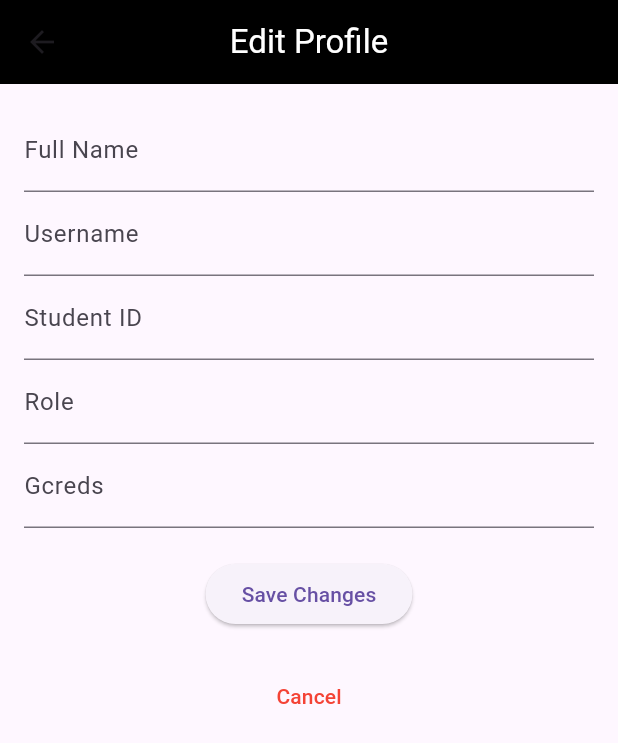
After one commit to retrograderz/rg_mana, a Flutter app: the screen it shows once a user with an empty profile is signed in, item 5 of the bottom bar chosen, after a tap on "Edit Profile", on a phone screen of 412 x 824 dp. The commit adds this screen. Shown: the top 743 px of the screen. Run offline on Flutter 3.47's test engine with Material 3 defaults, Android fonts, the light colour scheme and no system bars; our stand-ins replace cloud_firestore, firebase_auth, firebase_core, flutter_svg, google_nav_bar; accounts and stored records are empty; network calls fail.

Commit message:
add editing personal information

```diff
--- /dev/null
+++ b/lib/pages/edit_page.dart
@@ -0,0 +1,170 @@
+import 'package:cloud_firestore/cloud_firestore.dart';
+import 'package:firebase_auth/firebase_auth.dart';
+import 'package:flutter/material.dart';
+
+class EditPage extends StatefulWidget {
+  final Map<String, dynamic> userData; // Data passed from ProfilePage
+
+  const EditPage({super.key, required this.userData});
+
+  @override
+  State<EditPage> createState() => _EditPageState();
+}
+
+class _EditPageState extends State<EditPage> {
+  final _formKey = GlobalKey<FormState>();
+  late TextEditingController _fullnameController;
+  late TextEditingController _usernameController;
+  late TextEditingController _studentIDController;
+  late TextEditingController _roleController;
+  late TextEditingController _gcredsController;
+
+  @override
+  void initState() {
+    super.initState();
+    // Initialize controllers with current data
+    _fullnameController = TextEditingController(text: widget.userData['fullname']);
+    _usernameController = TextEditingController(text: widget.userData['username']);
+    _studentIDController = TextEditingController(text: widget.userData['studentID']);
+    _roleController = TextEditingController(text: widget.userData['role']);
+    _gcredsController = TextEditingController(text: widget.userData['Gcreds'].toString());
+  }
+
+  @override
+  void dispose() {
+    _fullnameController.dispose();
+    _usernameController.dispose();
+    _studentIDController.dispose();
+    _roleController.dispose();
+    _gcredsController.dispose();
+    super.dispose();
+  }
+
+  // Save updates to Firestore
+  Future<void> _updateProfile() async {
+    try {
+      final user = FirebaseAuth.instance.currentUser;
+
+      await FirebaseFirestore.instance
+          .collection('Users')
+          .doc(user!.email) // Use user email as document ID
+          .update({
+        'fullname': _fullnameController.text,
+        'username': _usernameController.text,
+        'studentID': _studentIDController.text,
+        'role': _roleController.text,
+        'Gcreds': int.parse(_gcredsController.text),
+      });
+
+      // After saving, show a success message and go back to the profile page
+      ScaffoldMessenger.of(context).showSnackBar(
+        const SnackBar(content: Text('Profile updated successfully!')),
+      );
+      Navigator.pop(context); // Go back to the profile page
+    } catch (e) {
+      ScaffoldMessenger.of(context).showSnackBar(
+        SnackBar(content: Text('Failed to update profile: $e')),
+      );
+    }
+  }
+
+  @override
+  Widget build(BuildContext context) {
+    return Scaffold(
+      appBar: AppBar(
+        backgroundColor: Colors.black,
+        title: const Text('Edit Profile', style: TextStyle(color: Colors.white),),
+        centerTitle: true,
+      ),
+      body: Padding(
+        padding: const EdgeInsets.all(16.0),
+        child: Form(
+          key: _formKey,
+          child: SingleChildScrollView(
+            child: Column(
+              children: [
+                // Fullname field
+                TextFormField(
+                  controller: _fullnameController,
+                  decoration: const InputDecoration(labelText: 'Full Name'),
+                  validator: (value) {
+                    if (value == null || value.isEmpty) {
+                      return 'Please enter your full name';
+                    }
+                    return null;
+                  },
+                ),
+                // Username field
+                TextFormField(
+                  controller: _usernameController,
+                  decoration: const InputDecoration(labelText: 'Username'),
+                  validator: (value) {
+                    if (value == null || value.isEmpty) {
+                      return 'Please enter your username';
+                    }
+                    return null;
+                  },
+                ),
+                // Student ID field
+                TextFormField(
+                  controller: _studentIDController,
+                  decoration: const InputDecoration(labelText: 'Student ID'),
+                  validator: (value) {
+                    if (value == null || value.isEmpty) {
+                      return 'Please enter your student ID';
+                    }
+                    return null;
+                  },
+                ),
+                // Role field
+                TextFormField(
+                  controller: _roleController,
+                  decoration: const InputDecoration(labelText: 'Role'),
+                  validator: (value) {
+                    if (value == null || value.isEmpty) {
+                      return 'Please enter your role';
+                    }
+                    return null;
+                  },
+                ),
+                // Gcreds field
+                TextFormField(
+                  controller: _gcredsController,
+                  decoration: const InputDecoration(labelText: 'Gcreds'),
+                  keyboardType: TextInputType.number,
+                  validator: (value) {
+                    if (value == null || value.isEmpty) {
+                      return 'Please enter your Gcreds';
+                    }
+                    if (int.tryParse(value) == null) {
+                      return 'Please enter a valid number';
+                    }
+                    return null;
+                  },
+                ),
+                const SizedBox(height: 20),
+                // Save button
+                ElevatedButton(
+                  onPressed: () {
+                    if (_formKey.currentState?.validate() ?? false) {
+                      _updateProfile();
+                    }
+                  },
+                  child: const Text('Save Changes'),
+                ),
+                const SizedBox(height: 20),
+                // Cancel button to go back
+                TextButton(
+                  onPressed: () {
+                    Navigator.pop(context); // Go back without saving
+                  },
+                  child: const Text('Cancel', style: TextStyle(color: Colors.red)),
+                ),
+              ],
+            ),
+          ),
+        ),
+      ),
+    );
+  }
+}
--- a/lib/pages/profile_page.dart
+++ b/lib/pages/profile_page.dart
@@ -2,6 +2,7 @@ import 'package:cloud_firestore/cloud_firestore.dart';
 import 'package:firebase_auth/firebase_auth.dart';
 import 'package:flutter/material.dart';
 import '../auth.dart';
+import 'edit_page.dart';
 
 class ProfilePage extends StatefulWidget {
   const ProfilePage({super.key});
@@ -26,13 +27,21 @@ class _ProfilePageState extends State<ProfilePage> {
     await Auth().signOut();
   }
 
-  // Display user email
-  Widget _userUid() => Text(user?.email ?? 'User email');
-
   // Sign out button
   Widget _signOutButton() => ElevatedButton(
     onPressed: signOut,
     child: const Text('Sign out'),
+  );
+
+  // Edit profile button
+  Widget _editProfile(Map<String, dynamic> userData) => ElevatedButton(
+    onPressed: () {
+      Navigator.push(
+        context,
+        MaterialPageRoute(builder: (context) => EditPage(userData: userData)),
+      );
+    },
+    child: const Text('Edit Profile', style: TextStyle(color: Colors.blue),)
   );
 
   // Title widget for app bar
@@ -49,7 +58,7 @@ class _ProfilePageState extends State<ProfilePage> {
   @override
   Widget build(BuildContext context) {
     return Scaffold(
-      backgroundColor: Color(0xFF06D6A0),
+      backgroundColor: const Color(0xFF06D6A0),
       appBar: AppBar(
         backgroundColor: Colors.black,
         title: _title(),
@@ -58,7 +67,7 @@ class _ProfilePageState extends State<ProfilePage> {
       ),
       body: SingleChildScrollView(
         child: Column(
-          mainAxisAlignment: MainAxisAlignment.center, // Center the column
+          mainAxisAlignment: MainAxisAlignment.center,
           crossAxisAlignment: CrossAxisAlignment.center,
           children: [
             // User Details in Card Layout
@@ -80,36 +89,29 @@ class _ProfilePageState extends State<ProfilePage> {
                       ),
                       child: Container(
                         width: 380,
-                        height: 600,
+                        height: 450,
                         padding: const EdgeInsets.all(16.0),
                         child: Column(
                           children: [
-                            const SizedBox(height: 20,),
-                            // Avatar section
-                            Row(
-                              mainAxisAlignment: MainAxisAlignment.start,
+                            const SizedBox(height: 20),
+                            // Avatar section with name below
+                            Column(
                               children: [
-                                const SizedBox(width: 20,),
-                                const CircleAvatar(
+                                CircleAvatar(
                                   radius: 50, // Avatar size
-                                  backgroundImage: NetworkImage(
-                                      'https://www.example.com/avatar.jpg'), // Replace with actual avatar URL
+                                  backgroundImage: userData?['avatar'] != null
+                                      ? NetworkImage(userData!['avatar'])
+                                      : const AssetImage('assets/default_avatar.png') as ImageProvider,
                                 ),
-                                Expanded(
-                                  child: Align(
-                                    alignment: Alignment.center,
-                                    child: Text(
-                                      '${userData?['username'] ?? 'No username'}',
-                                      style: const TextStyle(
-                                        fontSize: 18,
-                                        fontWeight: FontWeight.bold,
-                                      ),
-                                      textAlign: TextAlign.start,
-                                      overflow: TextOverflow.ellipsis,
-                                      softWrap: true,
-                                    ),
+                                const SizedBox(height: 10),
+                                Text(
+                                  '${userData?['fullname'] ?? 'No name available'}',
+                                  style: const TextStyle(
+                                    fontSize: 20,
+                                    fontWeight: FontWeight.bold,
                                   ),
-                                )
+                                  textAlign: TextAlign.center,
+                                ),
                               ],
                             ),
                             const SizedBox(height: 20),
@@ -117,17 +119,43 @@ class _ProfilePageState extends State<ProfilePage> {
                             Expanded(
                               child: Column(
                                 mainAxisAlignment: MainAxisAlignment.center,
-                                crossAxisAlignment: CrossAxisAlignment.center,
+                                crossAxisAlignment: CrossAxisAlignment.start,
                                 children: [
-                                  // User email and username displayed inside the card
                                   Text(
-                                    'Email: ${userData!['email']}',
+                                    userData!['email'],
                                     style: const TextStyle(
                                       fontSize: 18,
-                                      fontWeight: FontWeight.bold,
+                                      color: Colors.blueAccent,
                                     ),
                                   ),
                                   const SizedBox(height: 10),
+                                  Text(
+                                    'Username: ${userData['username'] ?? 'No Username'}',
+                                    style: const TextStyle(
+                                      fontSize: 18,
+                                    ),
+                                  ),
+                                  const SizedBox(height: 10),
+                                  Text(
+                                    'Student ID: ${userData['studentID'] ?? 'Not provided'}',
+                                    style: const TextStyle(
+                                      fontSize: 18,
+                                    ),
+                                  ),
+                                  const SizedBox(height: 10),
+                                  Text(
+                                    'Role: ${userData['role'] ?? 'Not assigned'}',
+                                    style: const TextStyle(
+                                      fontSize: 18,
+                                    ),
+                                  ),
+                                  const SizedBox(height: 10),
+                                  Text(
+                                    'Gcreds: ${userData['Gcreds'] ?? 0}',
+                                    style: const TextStyle(
+                                      fontSize: 18,
+                                    ),
+                                  ),
                                 ],
                               ),
                             ),
@@ -142,7 +170,24 @@ class _ProfilePageState extends State<ProfilePage> {
               },
             ),
             const SizedBox(height: 20),
-            _signOutButton(),
+            Row(
+              mainAxisAlignment: MainAxisAlignment.center,
+              children: [
+                FutureBuilder<DocumentSnapshot<Map<String, dynamic>>>(
+                  future: getUserDetail(),
+                  builder: (context, snapshot) {
+                    if (snapshot.hasData) {
+                      Map<String, dynamic>? userData = snapshot.data!.data();
+                      return _editProfile(userData!); // Pass the userData
+                    } else {
+                      return Container(); // Placeholder while data is loading
+                    }
+                  },
+                ),
+                const SizedBox(width: 20,),
+                _signOutButton(),
+              ],
+            )
           ],
         ),
       ),
```
Also changed, not shown: lib/pages/register_page.dart (+27 -3 lines), lib/pages/users_page.dart (+21 -5 lines).
